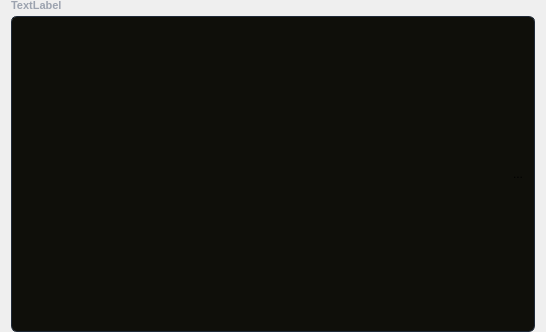
This is src/component/passwordinput.ui in Keypr-org/qt_client as Qt 5 draws it before an edit. The edited form follows.
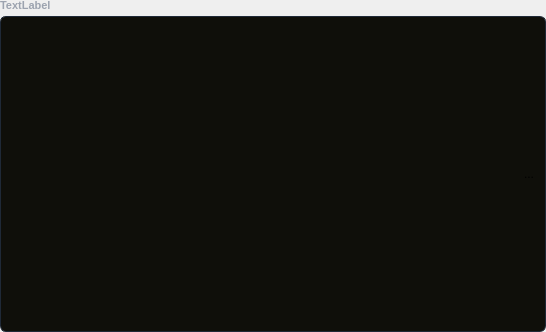
This is the edited form. Icons and pictures are not drawn.

The edit to the form file:
```diff
--- a/src/component/passwordinput.ui
+++ b/src/component/passwordinput.ui
@@ -28,9 +28,15 @@
 }</string>
   </property>
   <layout class="QVBoxLayout" name="verticalLayout_2">
+   <property name="leftMargin">
+    <number>0</number>
+   </property>
    <property name="topMargin">
     <number>0</number>
    </property>
+   <property name="rightMargin">
+    <number>0</number>
+   </property>
    <property name="bottomMargin">
     <number>0</number>
    </property>
```
Left out of the diff: 5 changed lines with no effect on the pictures.
